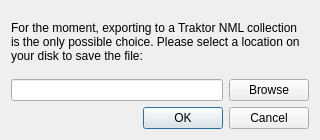
Above: src/tasks/export/exportconfigurator.ui from alorence/tym before the change. Below: the same form after it.
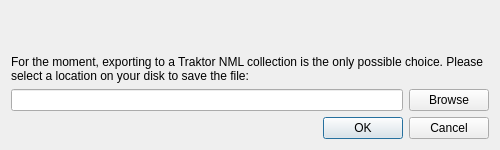
That is the form after the change.

Commit message: (export) Better size for configurator

```diff
--- a/src/tasks/export/exportconfigurator.ui
+++ b/src/tasks/export/exportconfigurator.ui
@@ -6,8 +6,8 @@
    <rect>
     <x>0</x>
     <y>0</y>
-    <width>320</width>
-    <height>140</height>
+    <width>500</width>
+    <height>150</height>
    </rect>
   </property>
   <property name="windowTitle">
@@ -19,6 +19,9 @@
      <property name="text">
       <string>For the moment, exporting to a Traktor NML collection is the only possible choice. Please select a location on your disk to save the file:</string>
      </property>
+     <property name="alignment">
+      <set>Qt::AlignBottom|Qt::AlignLeading|Qt::AlignLeft</set>
+     </property>
      <property name="wordWrap">
       <bool>true</bool>
      </property>
```
